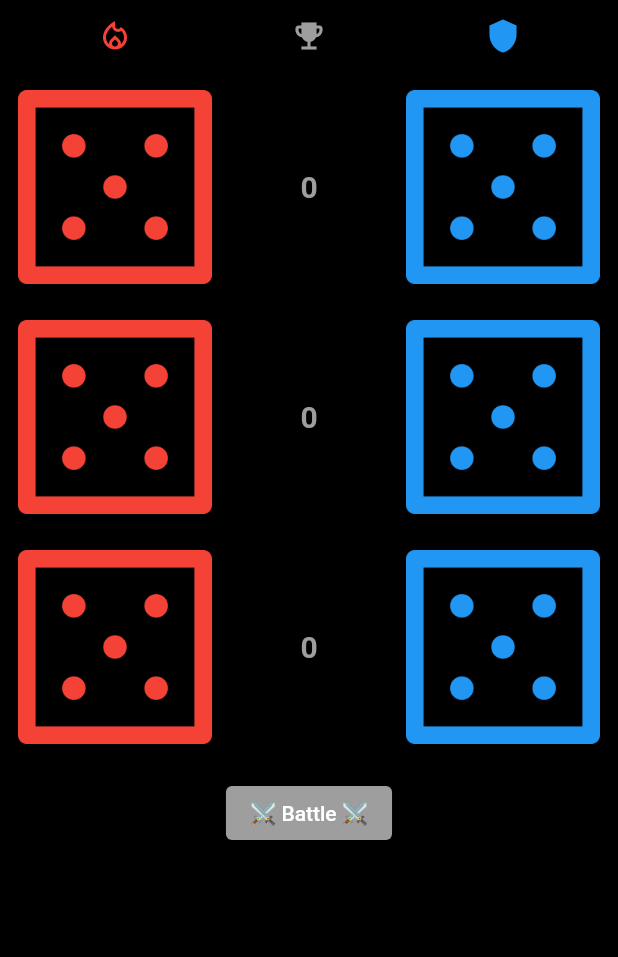
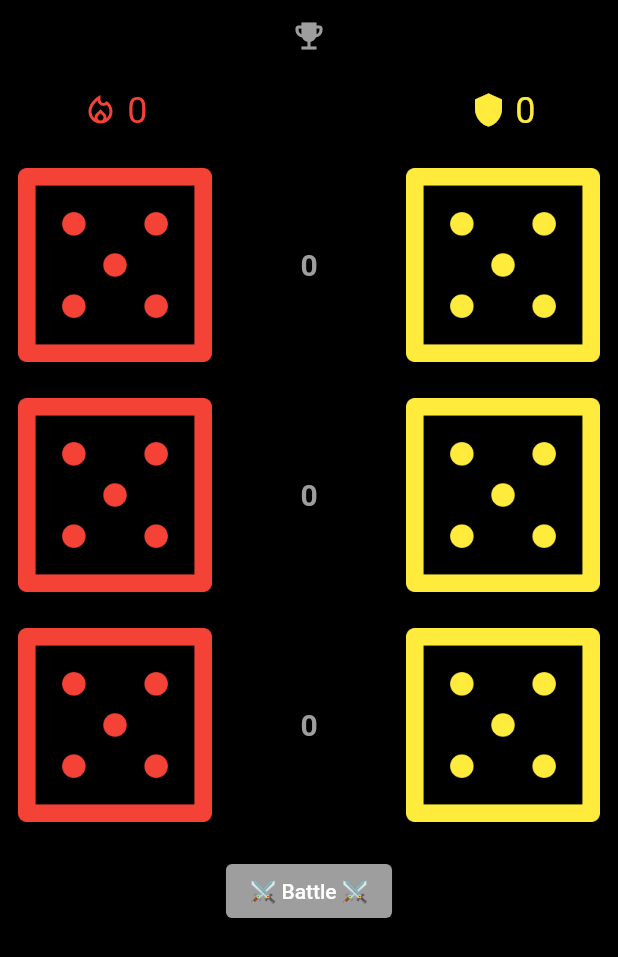
Before and after one commit to GuilhermePaini/war_dice_battle, a Flutter app: the screen it shows after launch, after a tap on "⚔ Battle ⚔", on a phone screen of 412 x 824 dp. Shown: the top 957 px of the screen. Run offline on Flutter 3.47's test engine with Material 2 defaults, Android fonts, the phone set to English and light mode, and no system bars.

Commit message:
deliverable version

```diff
--- a/lib/dados_page.dart
+++ b/lib/dados_page.dart
@@ -1,6 +1,8 @@
 import 'dart:math';
 
 import 'package:flutter/material.dart';
+
+import 'dice_row.dart';
 
 class DadosPage extends StatefulWidget {
   const DadosPage({super.key});
@@ -10,11 +12,14 @@ class DadosPage extends StatefulWidget {
 }
 
 class _DadosPageState extends State<DadosPage> {
-  var attackersDice =
-      List.generate(3, (index) => index = Random().nextInt(6) + 1);
+  var attackersDice = List.generate(3, (index) => index = Random().nextInt(6) + 1);
 
-  var defendersDice =
-      List.generate(3, (index) => index = Random().nextInt(6) + 1);
+  var defendersDice = List.generate(3, (index) => index = Random().nextInt(6) + 1);
+
+  var attackersLostTroops = 0;
+  var defenderLostTroops = 0;
+
+  void calculateResults() {}
 
   @override
   Widget build(BuildContext context) {
@@ -27,40 +32,54 @@ class _DadosPageState extends State<DadosPage> {
               Expanded(
                   child: Center(
                       child: Icon(
+                Icons.emoji_events,
+                color: Colors.grey,
+                size: 24.0,
+                semanticLabel: 'Results',
+              )))
+            ]),
+          ),
+          Padding(
+            padding: const EdgeInsets.all(12.0),
+            child: Row(children: [
+              Expanded(
+                  child: Center(
+                      child: Text.rich(
+                TextSpan(
+                  children: [
+                    const WidgetSpan(
+                        child: Icon(
                       Icons.local_fire_department_outlined,
                       color: Colors.red,
                       size: 24.0,
                       semanticLabel: 'Attackers',
+                    )),
+                    TextSpan(text: " $attackersLostTroops", style: const TextStyle(color: Colors.red, fontSize: 24)),
+                  ],
                 ),
-              )),
-              Expanded(
-                  child: SizedBox(
-                width: 80,
-                child: Center(
-                    child: Icon(
-                  Icons.emoji_events,
-                  color: Colors.grey,
-                  size: 24.0,
-                  semanticLabel: 'Results',
-                )),
-              )),
+              ))),
+              const Expanded(child: SizedBox(width: 80)),
               Expanded(
                   child: Center(
+                      child: Text.rich(
+                TextSpan(
+                  children: [
+                    const WidgetSpan(
                         child: Icon(
                       Icons.shield,
-                  color: Colors.blue,
+                      color: Colors.yellow,
                       size: 24.0,
                       semanticLabel: 'Defenders',
+                    )),
+                    TextSpan(text: " $defenderLostTroops", style: const TextStyle(color: Colors.yellow, fontSize: 24)),
+                  ],
                 ),
-              )),
+              )))
             ]),
           ),
-          DiceRow(
-              attackersDice: attackersDice[0], defendersDice: defendersDice[0]),
-          DiceRow(
-              attackersDice: attackersDice[1], defendersDice: defendersDice[1]),
-          DiceRow(
-              attackersDice: attackersDice[2], defendersDice: defendersDice[2]),
+          DiceRow(attackersDice: attackersDice[0], defendersDice: defendersDice[0]),
+          DiceRow(attackersDice: attackersDice[1], defendersDice: defendersDice[1]),
+          DiceRow(attackersDice: attackersDice[2], defendersDice: defendersDice[2]),
           Padding(
               padding: const EdgeInsets.all(10.0),
               child: ElevatedButton(
@@ -70,10 +89,26 @@ class _DadosPageState extends State<DadosPage> {
                 child: const Text("⚔ Battle ⚔"),
                 onPressed: () {
                   setState(() {
-                    attackersDice = List.generate(
-                        3, (index) => index = Random().nextInt(6) + 1);
-                    defendersDice = List.generate(
-                        3, (index) => index = Random().nextInt(6) + 1);
+                    defenderLostTroops = 0;
+                    attackersLostTroops = 0;
+
+                    attackersDice = List.generate(3, (index) => index = Random().nextInt(6) + 1);
+                    defendersDice = List.generate(3, (index) => index = Random().nextInt(6) + 1);
+
+                    attackersDice.sort((b, a) => a.compareTo(b));
+                    defendersDice.sort((b, a) => a.compareTo(b));
+
+                    for (var i = 0; i < attackersDice.length; i++) {
+                      if (attackersDice[i] > defendersDice[i]) {
+                        defenderLostTroops -= attackersDice[i] - defendersDice[i];
+                        continue;
+                      }
+
+                      if (attackersDice[i] < defendersDice[i]) {
+                        attackersLostTroops -= defendersDice[i] - attackersDice[i];
+                        continue;
+                      }
+                    }
                   });
                 },
               )),
@@ -82,76 +117,3 @@ class _DadosPageState extends State<DadosPage> {
     );
   }
 }
-
-class DiceRow extends StatefulWidget {
-  const DiceRow(
-      {Key? key, required this.attackersDice, required this.defendersDice})
-      : super(key: key);
-
-  final int attackersDice;
-  final int defendersDice;
-
-  @override
-  State<DiceRow> createState() => _DiceRowState();
-}
-
-class _DiceRowState extends State<DiceRow> {
-  Text labelForResults() {
-    const labelFontWeight = FontWeight.bold;
-    const labelFontSize = 20.0;
-
-    if (widget.attackersDice > widget.defendersDice) {
-      return Text(
-        '- ${(widget.attackersDice - widget.defendersDice).toString()}',
-        style: const TextStyle(
-            color: Colors.blue,
-            fontWeight: labelFontWeight,
-            fontSize: labelFontSize),
-      );
-    }
-
-    if (widget.attackersDice < widget.defendersDice) {
-      return Text(
-        '- ${(widget.defendersDice - widget.attackersDice).toString()}',
-        style: const TextStyle(
-            color: Colors.red,
-            fontWeight: FontWeight.bold,
-            fontSize: labelFontSize),
-      );
-    }
-
-    return const Text(
-      "0",
-      style: TextStyle(
-          color: Colors.grey,
-          fontWeight: FontWeight.bold,
-          fontSize: labelFontSize),
-    );
-  }
-
-  @override
-  Widget build(BuildContext context) {
-    return Padding(
-        padding: const EdgeInsets.all(12.0),
-        child: Row(
-          children: <Widget>[
-            Expanded(
-              child: Image.asset(
-                'images/dice${widget.attackersDice}.png',
-                color: Colors.red,
-              ),
-            ),
-            Expanded(
-              child: Padding(
-                  padding: const EdgeInsets.all(10.0),
-                  child: SizedBox(
-                      width: 80, child: Center(child: labelForResults()))),
-            ),
-            Expanded(
-              child: Image.asset('images/dice${widget.defendersDice}.png',
-                  color: Colors.blue),
-            ),
-          ],
-        ));
-  }
-}
--- /dev/null
+++ b/lib/dice_row.dart
@@ -0,0 +1,61 @@
+import 'package:flutter/material.dart';
+
+class DiceRow extends StatefulWidget {
+  const DiceRow({Key? key, required this.attackersDice, required this.defendersDice}) : super(key: key);
+
+  final int attackersDice;
+  final int defendersDice;
+
+  @override
+  State<DiceRow> createState() => _DiceRowState();
+}
+
+class _DiceRowState extends State<DiceRow> {
+  Text labelForResults() {
+    const labelFontWeight = FontWeight.bold;
+    const labelFontSize = 20.0;
+
+    if (widget.attackersDice > widget.defendersDice) {
+      return Text(
+        '- ${(widget.attackersDice - widget.defendersDice).toString()}',
+        style: const TextStyle(color: Colors.yellow, fontWeight: labelFontWeight, fontSize: labelFontSize),
+      );
+    }
+
+    if (widget.attackersDice < widget.defendersDice) {
+      return Text(
+        '- ${(widget.defendersDice - widget.attackersDice).toString()}',
+        style: const TextStyle(color: Colors.red, fontWeight: FontWeight.bold, fontSize: labelFontSize),
+      );
+    }
+
+    return const Text(
+      "0",
+      style: TextStyle(color: Colors.grey, fontWeight: FontWeight.bold, fontSize: labelFontSize),
+    );
+  }
+
+  @override
+  Widget build(BuildContext context) {
+    return Padding(
+        padding: const EdgeInsets.all(12.0),
+        child: Row(
+          children: <Widget>[
+            Expanded(
+              child: Image.asset(
+                'images/dice${widget.attackersDice}.png',
+                color: Colors.red,
+              ),
+            ),
+            Expanded(
+              child: Padding(
+                  padding: const EdgeInsets.all(10.0),
+                  child: SizedBox(width: 80, child: Center(child: labelForResults()))),
+            ),
+            Expanded(
+              child: Image.asset('images/dice${widget.defendersDice}.png', color: Colors.yellow),
+            ),
+          ],
+        ));
+  }
+}
```
Lines whose indentation alone changed are shown as unchanged.
